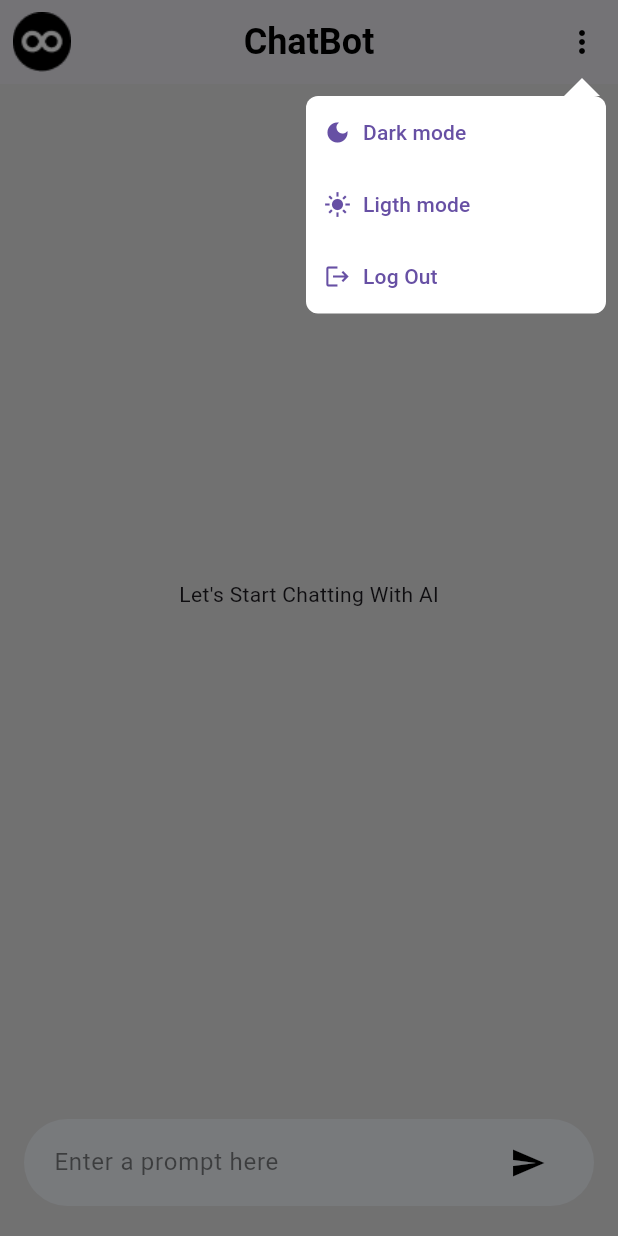
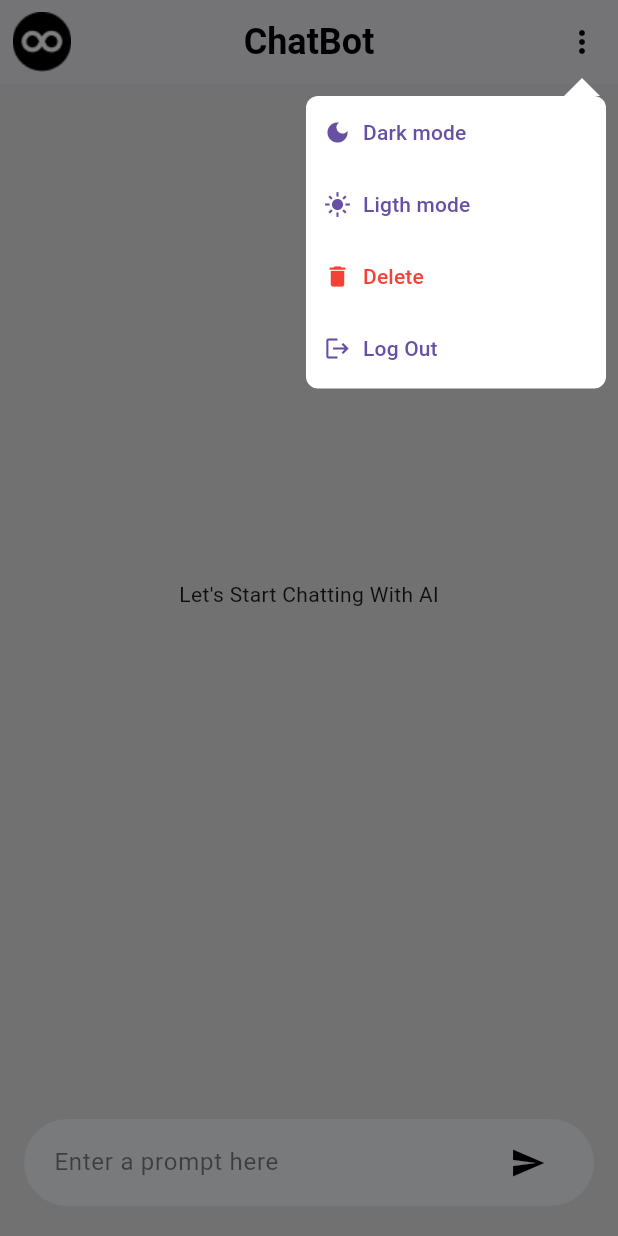
Before and after one commit to mdtaosifhossain3/flutter-chatbot-ai, a Flutter app: the ChatScreen screen opened directly, after a tap on the "more vert" icon, on a phone screen of 412 x 824 dp. Run offline on Flutter 3.47's test engine with Material 3 defaults, Android fonts, the light colour scheme and no system bars; our stand-ins replace cloud_firestore, firebase_auth, firebase_core, flutter_dotenv, flutter_spinkit, popover and 1 more; accounts and stored records are empty.

Commit message:
delete button

```diff
--- a/lib/constants/constants.dart
+++ b/lib/constants/constants.dart
@@ -10,3 +10,4 @@ Color fillColor = const Color(0xffF7F8F9);
 Color borderColor = const Color(0xffE8ECF4);
 Color hintTextColor = const Color(0xff8391A1);
 Color buttonColor = const Color(0xff1E232C);
+Color redColor = Colors.red;
--- a/lib/screens/chatScreen/chat_screen.dart
+++ b/lib/screens/chatScreen/chat_screen.dart
@@ -78,7 +78,7 @@ class _ChatScreensState extends State<ChatScreen> {
                                   themeProvider: themeProvider,
                                 ),
                             width: 200,
-                            height: 145,
+                            height: 195,
                             backgroundColor:
                                 themeProvider.themeMode == ThemeMode.light
                                     ? Colors.white
--- a/lib/screens/chatScreen/popover_options.dart
+++ b/lib/screens/chatScreen/popover_options.dart
@@ -1,7 +1,10 @@
+import 'package:chatgpt_clone/constants/constants.dart';
 import 'package:chatgpt_clone/providers/theme_provider.dart';
 import 'package:chatgpt_clone/screens/welcomeScreen/welcome_screen.dart';
 import 'package:firebase_auth/firebase_auth.dart';
 import 'package:flutter/material.dart';
+
+import '../../services/delete_service.dart';
 
 class PopoverOptions extends StatefulWidget {
   final ThemeProvider? themeProvider;
@@ -46,6 +49,25 @@ class _PopoverOptionsState extends State<PopoverOptions> {
             )),
         TextButton(
             onPressed: () async {
+              await deleteSubcollection(context);
+            },
+            child: Row(
+              children: [
+                Icon(
+                  Icons.delete,
+                  color: redColor,
+                ),
+                const SizedBox(
+                  width: 8,
+                ),
+                Text(
+                  "Delete",
+                  style: TextStyle(color: redColor),
+                )
+              ],
+            )),
+        TextButton(
+            onPressed: () async {
               await FirebaseAuth.instance.signOut();
 
               // ignore: use_build_context_synchronously
```
Also changed, not shown: lib/services/delete_service.dart (added, +60 -0 lines).
